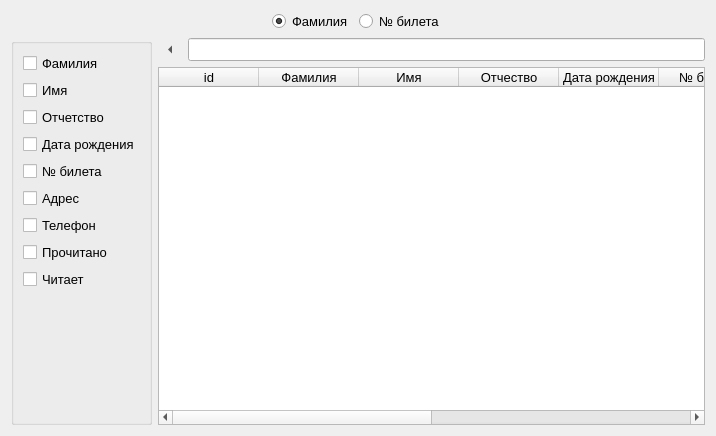
Old version of the form librarian/searchReaders.ui in the repository Skyrim78/Librarian.
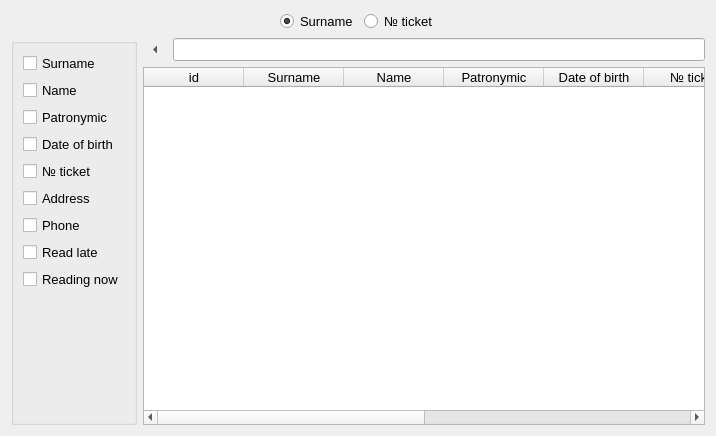
New version of the form.

The edit to the form file:
```diff
--- a/librarian/searchReaders.ui
+++ b/librarian/searchReaders.ui
@@ -39,7 +39,7 @@
        <item>
         <widget class="QRadioButton" name="radioButton_fam">
          <property name="text">
-          <string>Фамилия</string>
+          <string>Surname</string>
          </property>
          <property name="checked">
           <bool>true</bool>
@@ -49,7 +49,7 @@
        <item>
         <widget class="QRadioButton" name="radioButton_num">
          <property name="text">
-          <string>№ билета</string>
+          <string>№ ticket</string>
          </property>
         </widget>
        </item>
@@ -81,63 +81,63 @@
             <item>
              <widget class="QCheckBox" name="checkBox_fam">
               <property name="text">
-               <string>Фамилия</string>
+               <string>Surname</string>
               </property>
              </widget>
             </item>
             <item>
              <widget class="QCheckBox" name="checkBox_ima">
               <property name="text">
-               <string>Имя</string>
+               <string>Name</string>
               </property>
              </widget>
             </item>
             <item>
              <widget class="QCheckBox" name="checkBox_otc">
               <property name="text">
-               <string>Отчетство</string>
+               <string>Patronymic</string>
               </property>
              </widget>
             </item>
             <item>
              <widget class="QCheckBox" name="checkBox_date_r">
               <property name="text">
-               <string>Дата рождения</string>
+               <string>Date of birth</string>
               </property>
              </widget>
             </item>
             <item>
              <widget class="QCheckBox" name="checkBox_num">
               <property name="text">
-               <string>№ билета</string>
+               <string>№ ticket</string>
               </property>
              </widget>
             </item>
             <item>
              <widget class="QCheckBox" name="checkBox_address">
               <property name="text">
-               <string>Адрес</string>
+               <string>Address</string>
               </property>
              </widget>
             </item>
             <item>
              <widget class="QCheckBox" name="checkBox_phone">
               <property name="text">
-               <string>Телефон</string>
+               <string>Phone</string>
               </property>
              </widget>
             </item>
             <item>
              <widget class="QCheckBox" name="checkBox_readed">
               <property name="text">
-               <string>Прочитано</string>
+               <string>Read late</string>
               </property>
              </widget>
             </item>
             <item>
              <widget class="QCheckBox" name="checkBox_reading">
               <property name="text">
-               <string>Читает</string>
+               <string>Reading now</string>
               </property>
              </widget>
             </item>
@@ -214,47 +214,47 @@
            </column>
            <column>
             <property name="text">
-             <string>Фамилия</string>
+             <string>Surname</string>
             </property>
            </column>
            <column>
             <property name="text">
-             <string>Имя</string>
+             <string>Name</string>
             </property>
            </column>
            <column>
             <property name="text">
-             <string>Отчество</string>
+             <string>Patronymic</string>
             </property>
            </column>
            <column>
             <property name="text">
-             <string>Дата рождения</string>
+             <string>Date of birth</string>
             </property>
            </column>
            <column>
             <property name="text">
-             <string>№ билета</string>
+             <string>№ ticket</string>
             </property>
            </column>
            <column>
             <property name="text">
-             <string>Адрес</string>
+             <string>Address</string>
             </property>
            </column>
            <column>
             <property name="text">
-             <string>Телефон</string>
+             <string>Phone</string>
             </property>
            </column>
            <column>
             <property name="text">
-             <string>Прочитано</string>
+             <string>Read late</string>
             </property>
            </column>
            <column>
             <property name="text">
-             <string>Читает</string>
+             <string>Reading now</string>
             </property>
            </column>
           </widget>
```
Left out of the diff: 2 changed lines with no effect on the pictures.
